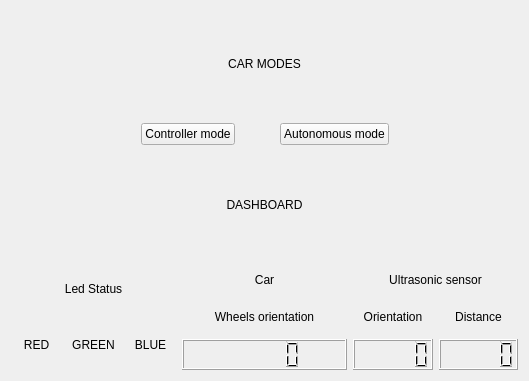
JaumeNB/Robot_controller, file Server/server_GUI.ui: the form before one commit.
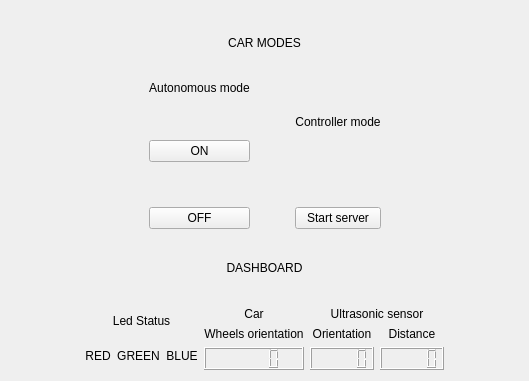
The form after the commit.

Diff of the .ui file:
```diff
--- a/Server/server_GUI.ui
+++ b/Server/server_GUI.ui
@@ -29,33 +29,6 @@
      <property name="spacing">
       <number>45</number>
      </property>
-     <item>
-      <spacer name="horizontalSpacer">
-       <property name="orientation">
-        <enum>Qt::Horizontal</enum>
-       </property>
-       <property name="sizeHint" stdset="0">
-        <size>
-         <width>40</width>
-         <height>20</height>
-        </size>
-       </property>
-      </spacer>
-     </item>
-     <item>
-      <widget class="QPushButton" name="start_server_btn">
-       <property name="text">
-        <string>Controller mode</string>
-       </property>
-      </widget>
-     </item>
-     <item>
-      <widget class="QPushButton" name="auto_btn">
-       <property name="text">
-        <string>Autonomous mode</string>
-       </property>
-      </widget>
-     </item>
      <item>
       <spacer name="horizontalSpacer_2">
        <property name="orientation">
@@ -69,6 +42,68 @@
        </property>
       </spacer>
      </item>
+     <item>
+      <layout class="QVBoxLayout" name="verticalLayout_5">
+       <item>
+        <widget class="QLabel" name="auto_label">
+         <property name="text">
+          <string>Autonomous mode</string>
+         </property>
+         <property name="alignment">
+          <set>Qt::AlignCenter</set>
+         </property>
+        </widget>
+       </item>
+       <item>
+        <widget class="QPushButton" name="auto_on_btn">
+         <property name="text">
+          <string>ON</string>
+         </property>
+        </widget>
+       </item>
+       <item>
+        <widget class="QPushButton" name="auto_off_btn">
+         <property name="text">
+          <string>OFF</string>
+         </property>
+        </widget>
+       </item>
+      </layout>
+     </item>
+     <item>
+      <layout class="QVBoxLayout" name="verticalLayout_6">
+       <item>
+        <widget class="QLabel" name="controller_label">
+         <property name="text">
+          <string>Controller mode</string>
+         </property>
+         <property name="alignment">
+          <set>Qt::AlignCenter</set>
+         </property>
+        </widget>
+       </item>
+       <item>
+        <widget class="QPushButton" name="server_start_btn">
+         <property name="text">
+          <string>Start server</string>
+         </property>
+        </widget>
+       </item>
+      </layout>
+     </item>
+     <item>
+      <spacer name="horizontalSpacer">
+       <property name="orientation">
+        <enum>Qt::Horizontal</enum>
+       </property>
+       <property name="sizeHint" stdset="0">
+        <size>
+         <width>40</width>
+         <height>20</height>
+        </size>
+       </property>
+      </spacer>
+     </item>
     </layout>
    </item>
    <item>
@@ -83,6 +118,19 @@
    </item>
    <item>
     <layout class="QHBoxLayout" name="horizontalLayout_3">
+     <item>
+      <spacer name="horizontalSpacer_3">
+       <property name="orientation">
+        <enum>Qt::Horizontal</enum>
+       </property>
+       <property name="sizeHint" stdset="0">
+        <size>
+         <width>40</width>
+         <height>20</height>
+        </size>
+       </property>
+      </spacer>
+     </item>
      <item>
       <layout class="QVBoxLayout" name="verticalLayout_3">
        <item>
@@ -214,6 +262,19 @@
        </item>
       </layout>
      </item>
+     <item>
+      <spacer name="horizontalSpacer_4">
+       <property name="orientation">
+        <enum>Qt::Horizontal</enum>
+       </property>
+       <property name="sizeHint" stdset="0">
+        <size>
+         <width>40</width>
+         <height>20</height>
+        </size>
+       </property>
+      </spacer>
+     </item>
     </layout>
    </item>
   </layout>
```
